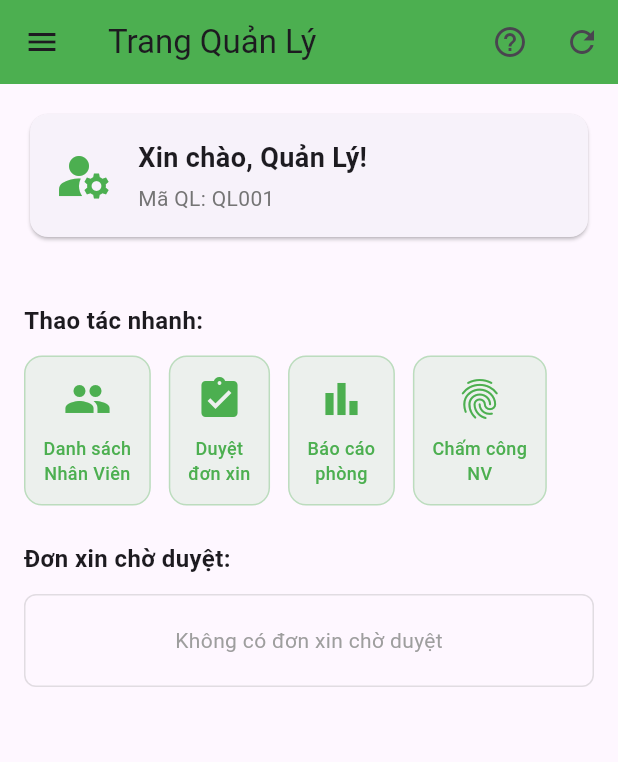
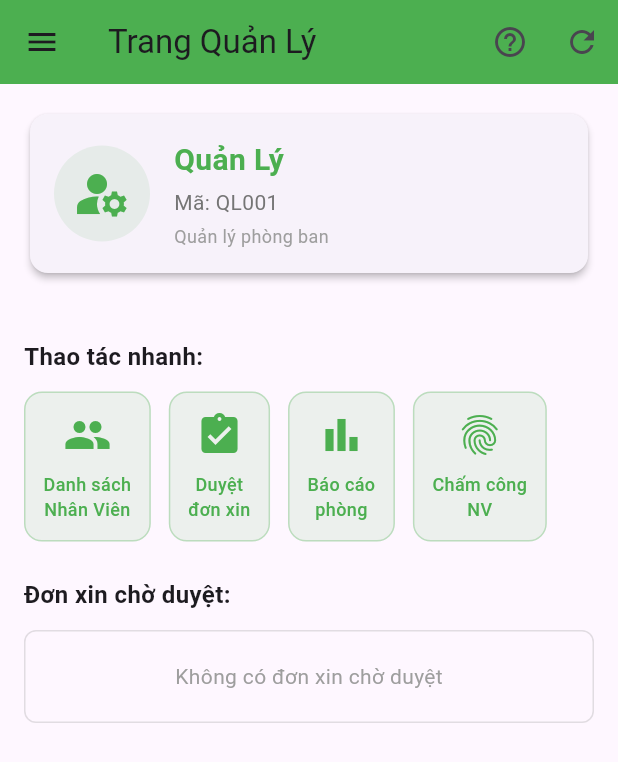
Before and after one commit to vuthanhbinh99/QuanLyChamCong, a Flutter app: the HomeQuanLyView screen opened directly with empty values, in the side drawer, after a tap on the "help outline" icon, on a phone screen of 412 x 824 dp. Shown: the top 762 px of the screen. Run offline on Flutter 3.47's test engine with Material 3 defaults, Android fonts, the phone set to English and light mode, and no system bars; our stand-ins replace camera, connectivity_plus, flutter_image_compress, flutter_native_splash, open_file, permission_handler and 1 more; missing offline and left inert: google_mlkit_commons, google_mlkit_face_detection; accounts and stored records are empty; network calls fail.

Commit message:
1/8/2026

```diff
--- a/front-end/lib/models/donxin.dart
+++ b/front-end/lib/models/donxin.dart
@@ -6,6 +6,7 @@ class DonXin {
   final String ngayBatDau;
   final String ngayKetThuc;
   final String trangThai;
+  final String? hoTen; // Tên nhân viên
   final String? maQL;
   final String? ngayGui;
   final String? ngayDuyet;
@@ -19,6 +20,7 @@ class DonXin {
     required this.ngayBatDau,
     required this.ngayKetThuc,
     required this.trangThai,
+    this.hoTen,
     this.maQL,
     this.ngayGui,
     this.ngayDuyet,
@@ -33,6 +35,7 @@ factory DonXin.fromJson(Map<String, dynamic> json) {
     ngayBatDau: json['NgayBatDau'] ?? '',
     ngayKetThuc: json['NgayKetThuc'] ?? '',
     trangThai: json['TrangThai'] ?? '',
+    hoTen: json['HoTen'],
     maQL: json['MaQL'],
     ngayGui: json['NgayGui'],
     ngayDuyet: json['NgayDuyet'],
--- a/front-end/lib/services/api_service.dart
+++ b/front-end/lib/services/api_service.dart
@@ -313,6 +313,47 @@ Future<CaLam?> getCaLamById (String maCa) async {
   }
 }
 
+// Lấy thông tin quản lý theo mã
+Future<Map<String, dynamic>?> getQuanLyInfo(String maQL) async {
+  try {
+    final url = Uri.parse('$baseUrl/api/quanly/$maQL');
+    final response = await http.get(url);
+
+    if (response.statusCode == 200) {
+      return jsonDecode(response.body);
+    } else {
+      return null;
+    }
+  } catch (e) {
+    print('Error getting quan ly info: $e');
+    return null;
+  }
+}
+
+// Lấy danh sách đơn xin chờ duyệt của quản lý
+Future<List<DonXin>> getPendingDonXinByQuanLy(String maQL) async {
+  try {
+    final url = Uri.parse('$baseUrl/api/don-xin-nghi/quan-ly/$maQL');
+    final response = await http.get(url);
+
+    print('Response body: ${response.body}');
+    if (response.statusCode == 200) {
+      final List<dynamic> data = jsonDecode(response.body);
+      // Lọc chỉ những đơn có trạng thái "Chờ duyệt"
+      final pendingRequests = data
+          .map((json) => DonXin.fromJson(json))
+          .where((don) => don.trangThai?.toLowerCase() == 'chờ duyệt')
+          .toList();
+      return pendingRequests;
+    } else {
+      throw Exception('Lỗi tải danh sách đơn xin chờ duyệt');
+    }
+  } catch (e) {
+    print('Error getting pending don xin: $e');
+    return [];
+  }
+}
+
 Future<void> duyetTuChoiDon(String maDon, String trangThai, String ghiChu, String maQL) async {
   final url = Uri.parse('$baseUrl/api/don-xin-nghi/duyet-tu-choi/$maDon');
 
--- a/front-end/lib/views/quanly/home_quanly_view.dart
+++ b/front-end/lib/views/quanly/home_quanly_view.dart
@@ -1,5 +1,6 @@
 import 'package:flutter/material.dart';
 import 'package:provider/provider.dart';
+import 'dart:async';
 
 import 'package:quanlychamcong/services/api_service.dart';
 import 'package:quanlychamcong/views/dang_ky_guong_mat_view.dart';
@@ -27,15 +28,18 @@ class HomeQuanLyView extends StatefulWidget {
   State<HomeQuanLyView> createState() => _HomeQuanLyViewState();
 }
 
-class _HomeQuanLyViewState extends State<HomeQuanLyView> {
+class _HomeQuanLyViewState extends State<HomeQuanLyView>
+    with WidgetsBindingObserver {
   final ApiService apiService = ApiService();
 
-  List<Map<String, dynamic>> _chamCongList = [];
+  List<dynamic> _pendingDonXinList = [];
   bool _isLoading = false;
   int _pendingDonXinCount = 0;
 
   late String _maQL;
   late String _hoTenQL;
+  Timer? _autoRefreshTimer;
+  bool _isPageActive = true;
 
   final List<MenuItem> menuItems = const [
     MenuItem(title: 'Duyệt đơn xin', icon: Icons.assignment_turned_in, route: '/duyet_don_xin'),
@@ -48,48 +52,65 @@ class _HomeQuanLyViewState extends State<HomeQuanLyView> {
   @override
   void initState() {
     super.initState();
+    WidgetsBinding.instance.addObserver(this);
     final authController = context.read<AuthController>();
     _maQL = widget.maQL ?? authController.currentUserId ?? 'QL001';
     _hoTenQL = widget.hoTenQL ?? 'Quản Lý';
 
-    _loadChamCongToday();
-    _loadPendingDonXin();
-    // Auto refresh mỗi 30 giây
-    Future.delayed(const Duration(seconds: 30), _autoRefresh);
+    // Load tên quản lý từ API nếu chưa có
+    if (_hoTenQL == 'Quản Lý') {
+      _loadQuanLyInfo();
     }
 
-  Future<void> _autoRefresh() async {
-    if (mounted) {
-      await _loadChamCongToday();
-      await _loadPendingDonXin();
-      Future.delayed(const Duration(seconds: 30), _autoRefresh);
+    _loadPendingDonXin();
+    // Auto refresh mỗi 30 giây để tránh lag khi dữ liệu nhiều
+    _autoRefreshTimer = Timer.periodic(const Duration(seconds: 30), (_) {
+      if (mounted && _isPageActive) {
+        _loadPendingDonXin();
       }
+    });
+  }
+
+  @override
+  void didChangeAppLifecycleState(AppLifecycleState state) {
+    super.didChangeAppLifecycleState(state);
+    _isPageActive = state == AppLifecycleState.resumed;
+  }
+
+  @override
+  void dispose() {
+    WidgetsBinding.instance.removeObserver(this);
+    _autoRefreshTimer?.cancel();
+    super.dispose();
   }
 
   Future<void> _loadPendingDonXin() async {
     try {
-      // TODO: Gọi API để lấy số lượng đơn chưa duyệt
-      // Tạm thời để 0
-      setState(() => _pendingDonXinCount = 0);
+      setState(() => _isLoading = true);
+
+      final pendingRequests = await apiService.getPendingDonXinByQuanLy(_maQL);
+
+      setState(() {
+        _pendingDonXinList = pendingRequests;
+        _pendingDonXinCount = pendingRequests.length;
+        _isLoading = false;
+      });
     } catch (e) {
       print('Error loading pending don xin: $e');
+      setState(() => _isLoading = false);
     }
   }
 
-  Future<void> _loadChamCongToday() async {
-    setState(() => _isLoading = true);
-
+  Future<void> _loadQuanLyInfo() async {
     try {
-      // Load pending don xin instead of attendance
-      // TODO: Create endpoint to get pending don xin by manager
-      // For now, we'll use mock data or fetch from donxin API
+      final quanLyInfo = await apiService.getQuanLyInfo(_maQL);
+      if (quanLyInfo != null && mounted) {
         setState(() {
-        _chamCongList = []; // Will be populated from API
+          _hoTenQL = quanLyInfo['HoTenQL'] ?? 'Quản Lý';
         });
+      }
     } catch (e) {
-      print('Error loading data: $e');
-    } finally {
-      setState(() => _isLoading = false);
+      print('Error loading quan ly info: $e');
     }
   }
 
@@ -130,14 +151,14 @@ class _HomeQuanLyViewState extends State<HomeQuanLyView> {
           ),
           IconButton(
             icon: const Icon(Icons.refresh),
-            onPressed: _loadChamCongToday,
+            onPressed: _loadPendingDonXin,
             tooltip: 'Làm mới',
           ),
         ],
       ),
       drawer: _buildDrawer(context),
       body: RefreshIndicator(
-        onRefresh: _loadChamCongToday,
+        onRefresh: _loadPendingDonXin,
         child: _buildBody(context),
       ),
     );
@@ -161,7 +182,7 @@ class _HomeQuanLyViewState extends State<HomeQuanLyView> {
                   ),
                   const SizedBox(height: 12),
                   Text(
-                    _hoTenQL,
+                    _hoTenQL.isEmpty ? 'Quản Lý' : _hoTenQL,
                     style: const TextStyle(
                       color: Colors.white,
                       fontSize: 18,
@@ -170,7 +191,7 @@ class _HomeQuanLyViewState extends State<HomeQuanLyView> {
                   ),
                   const SizedBox(height: 4),
                   Text(
-                    _maQL,
+                    'Mã: $_maQL',
                     style: const TextStyle(color: Colors.white70, fontSize: 14),
                   ),
                 ],
@@ -221,24 +242,50 @@ class _HomeQuanLyViewState extends State<HomeQuanLyView> {
         child: Column(
           crossAxisAlignment: CrossAxisAlignment.start,
           children: [
-            // Welcome card
+            // Welcome card - hiển thị tên quản lý
             Card(
+              elevation: 2,
               child: Padding(
                 padding: const EdgeInsets.all(16),
                 child: Row(
                   children: [
-                    const Icon(Icons.manage_accounts, size: 40, color: Colors.green),
+                    Container(
+                      decoration: BoxDecoration(
+                        color: Colors.green.withOpacity(0.1),
+                        borderRadius: BorderRadius.circular(50),
+                      ),
+                      padding: const EdgeInsets.all(12),
+                      child: const Icon(Icons.manage_accounts, size: 40, color: Colors.green),
+                    ),
                     const SizedBox(width: 16),
                     Expanded(
                       child: Column(
                         crossAxisAlignment: CrossAxisAlignment.start,
                         children: [
                           Text(
-                            'Xin chào, $_hoTenQL!',
-                            style: const TextStyle(fontSize: 18, fontWeight: FontWeight.bold),
+                            _hoTenQL,
+                            style: const TextStyle(
+                              fontSize: 20,
+                              fontWeight: FontWeight.bold,
+                              color: Colors.green,
+                            ),
                           ),
                           const SizedBox(height: 4),
-                          Text('Mã QL: $_maQL', style: TextStyle(color: Colors.grey[600])),
+                          Text(
+                            'Mã: $_maQL',
+                            style: TextStyle(
+                              color: Colors.grey[600],
+                              fontSize: 14,
+                            ),
+                          ),
+                          const SizedBox(height: 4),
+                          Text(
+                            'Quản lý phòng ban',
+                            style: TextStyle(
+                              color: Colors.grey[500],
+                              fontSize: 12,
+                            ),
+                          ),
                         ],
                       ),
                     ),
@@ -251,34 +298,8 @@ class _HomeQuanLyViewState extends State<HomeQuanLyView> {
 
             // Notification card for pending requests
             if (_pendingDonXinCount > 0)
-              Container(
-                padding: const EdgeInsets.all(16),
-                decoration: BoxDecoration(
-                  color: Colors.orange[50],
-                  border: Border.all(color: Colors.orange),
-                  borderRadius: BorderRadius.circular(8),
-                ),
-                child: Row(
-                  children: [
-                    Icon(Icons.notifications, color: Colors.orange[700], size: 28),
-                    const SizedBox(width: 16),
-                    Expanded(
-                      child: Column(
-                        crossAxisAlignment: CrossAxisAlignment.start,
-                        children: [
-                          const Text(
-                            'Có đơn chờ duyệt',
-                            style: TextStyle(fontWeight: FontWeight.bold, fontSize: 16),
-                          ),
-                          Text(
-                            'Bạn có $_pendingDonXinCount đơn xin chưa duyệt',
-                            style: TextStyle(color: Colors.grey[600]),
-                          ),
-                        ],
-                      ),
-                    ),
-                    ElevatedButton(
-                      onPressed: () {
+              GestureDetector(
+                onTap: () {
                   Navigator.push(
                     context,
                     MaterialPageRoute(
@@ -289,12 +310,68 @@ class _HomeQuanLyViewState extends State<HomeQuanLyView> {
                     ),
                   );
                 },
-                      style: ElevatedButton.styleFrom(
-                        backgroundColor: Colors.orange,
+                child: Container(
+                  padding: const EdgeInsets.all(16),
+                  decoration: BoxDecoration(
+                    gradient: LinearGradient(
+                      colors: [Colors.orange[50]!, Colors.amber[50]!],
+                      begin: Alignment.topLeft,
+                      end: Alignment.bottomRight,
                     ),
-                      child: const Text('Duyệt'),
+                    border: Border.all(color: Colors.orange, width: 2),
+                    borderRadius: BorderRadius.circular(12),
+                    boxShadow: [
+                      BoxShadow(
+                        color: Colors.orange.withOpacity(0.2),
+                        blurRadius: 8,
+                        offset: const Offset(0, 2),
                       ),
                     ],
+                  ),
+                  child: Row(
+                    children: [
+                      Container(
+                        decoration: BoxDecoration(
+                          color: Colors.orange[200],
+                          shape: BoxShape.circle,
+                        ),
+                        padding: const EdgeInsets.all(12),
+                        child: Icon(
+                          Icons.notifications_active,
+                          color: Colors.orange[900],
+                          size: 28,
+                        ),
+                      ),
+                      const SizedBox(width: 16),
+                      Expanded(
+                        child: Column(
+                          crossAxisAlignment: CrossAxisAlignment.start,
+                          children: [
+                            const Text(
+                              'Có đơn chờ duyệt',
+                              style: TextStyle(
+                                fontWeight: FontWeight.bold,
+                                fontSize: 16,
+                                color: Colors.orange,
+                              ),
+                            ),
+                            Text(
+                              'Bạn có $_pendingDonXinCount đơn xin chưa duyệt',
+                              style: TextStyle(
+                                color: Colors.orange[700],
+                                fontSize: 13,
+                              ),
+                            ),
+                          ],
+                        ),
+                      ),
+                      Icon(
+                        Icons.arrow_forward_ios,
+                        color: Colors.orange[700],
+                        size: 20,
+                      ),
+                    ],
+                  ),
                 ),
               ),
 
@@ -384,7 +461,7 @@ class _HomeQuanLyViewState extends State<HomeQuanLyView> {
                   ),
                 ),
               )
-            else if (_chamCongList.isEmpty)
+            else if (_pendingDonXinList.isEmpty)
               Container(
                 padding: const EdgeInsets.all(20),
                 decoration: BoxDecoration(
@@ -407,26 +484,54 @@ class _HomeQuanLyViewState extends State<HomeQuanLyView> {
   }
 
   Widget _buildPendingDonXinList() {
-    // TODO: Replace with actual pending don xin data from API
     return Container(
       decoration: BoxDecoration(
         border: Border.all(color: Colors.grey.withOpacity(0.3)),
         borderRadius: BorderRadius.circular(8),
       ),
-      child: ListView.builder(
+      child: ListView.separated(
         shrinkWrap: true,
         physics: const NeverScrollableScrollPhysics(),
-        itemCount: _chamCongList.length,
+        itemCount: _pendingDonXinList.length,
+        separatorBuilder: (context, index) =>
+            Divider(height: 1, color: Colors.grey.withOpacity(0.2)),
         itemBuilder: (context, index) {
-          final item = _chamCongList[index];
+          final don = _pendingDonXinList[index];
+          final maNV = don.userId ?? '-';
+          final hoTen = don.hoTen ?? 'N/A';
+          final loaiDon = don.loaiDon ?? 'Đơn xin';
+          final lyDo = don.lyDo ?? '';
+          final ngayBatDau = don.ngayBatDau ?? '-';
+          final ngayKetThuc = don.ngayKetThuc ?? '-';
+
           return ListTile(
+            contentPadding: const EdgeInsets.symmetric(horizontal: 16, vertical: 12),
             leading: CircleAvatar(
               backgroundColor: Colors.green.withOpacity(0.2),
               child: const Icon(Icons.assignment, color: Colors.green),
             ),
-            title: Text(item['ten_nv'] ?? '-'),
-            subtitle: Text('Mã NV: ${item['ma_nv'] ?? '-'}'),
-            trailing: ElevatedButton(
+            title: Text(
+              hoTen,
+              style: const TextStyle(fontWeight: FontWeight.w600),
+            ),
+            subtitle: Column(
+              crossAxisAlignment: CrossAxisAlignment.start,
+              children: [
+                const SizedBox(height: 4),
+                Text(
+                  '$loaiDon - $ngayBatDau đến $ngayKetThuc',
+                  style: TextStyle(color: Colors.grey[600], fontSize: 12),
+                ),
+                if (lyDo.isNotEmpty)
+                  Text(
+                    'Lý do: $lyDo',
+                    style: TextStyle(color: Colors.grey[500], fontSize: 11),
+                    maxLines: 1,
+                    overflow: TextOverflow.ellipsis,
+                  ),
+              ],
+            ),
+            trailing: ElevatedButton.icon(
               onPressed: () {
                 Navigator.push(
                   context,
@@ -440,8 +545,10 @@ class _HomeQuanLyViewState extends State<HomeQuanLyView> {
               },
               style: ElevatedButton.styleFrom(
                 backgroundColor: Colors.green,
+                padding: const EdgeInsets.symmetric(horizontal: 12, vertical: 8),
               ),
-              child: const Text('Duyệt', style: TextStyle(fontSize: 12)),
+              icon: const Icon(Icons.check, size: 16),
+              label: const Text('Duyệt', style: TextStyle(fontSize: 12)),
             ),
           );
         },
```
Also changed, not shown: front-end/lib/views/user_guide_view.dart (+0 -13 lines), 2 other files. Lines whose indentation alone changed are shown as unchanged.
